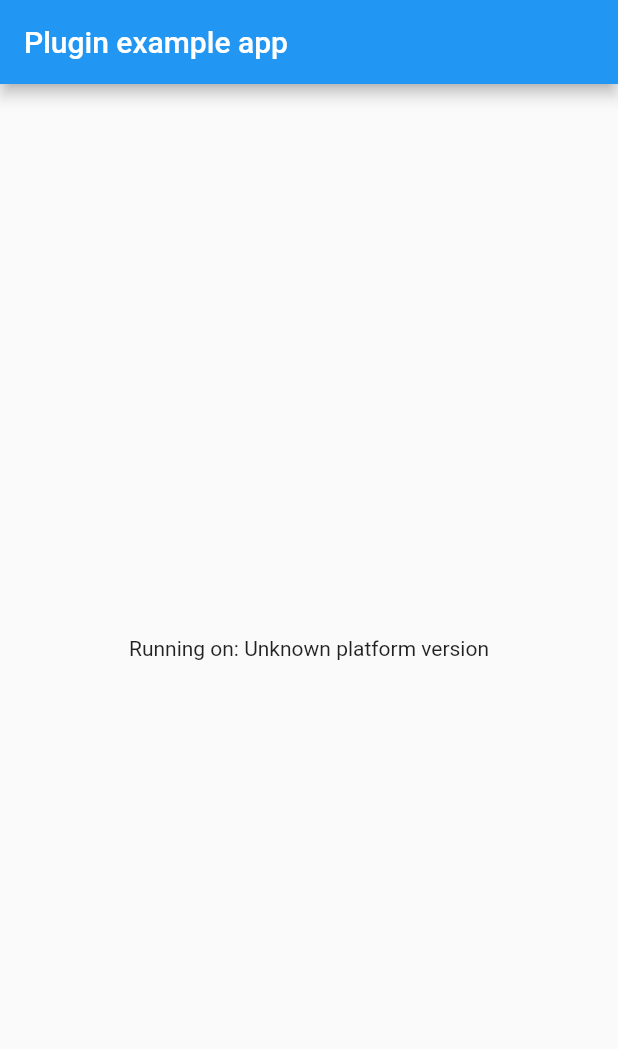
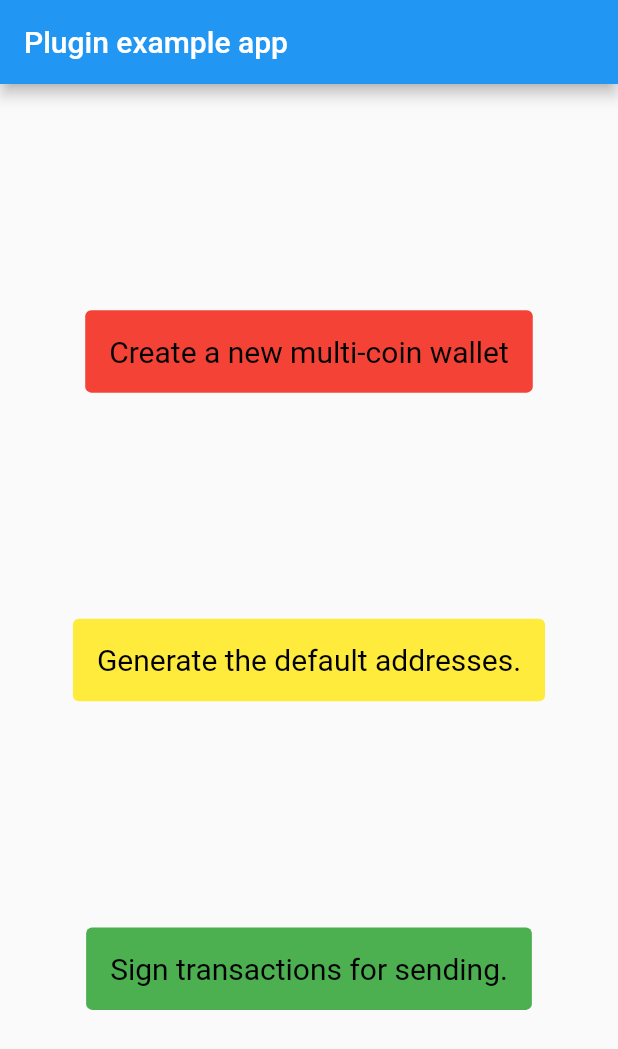
Before and after one commit to EjaraApp/trustdart, a Flutter app: the screen it shows after launch, on a phone screen of 412 x 824 dp. Shown: the top 1049 px of the screen. Run offline on Flutter 3.47's test engine with Material 2 defaults, Android fonts, the phone set to English and light mode, and no system bars.

Commit message:
develop ui for test app

```diff
--- a/example/lib/main.dart
+++ b/example/lib/main.dart
@@ -52,7 +52,47 @@ class _MyAppState extends State<MyApp> {
           title: const Text('Plugin example app'),
         ),
         body: Center(
-          child: Text('Running on: $_platformVersion\n'),
+          child: Column(
+            mainAxisAlignment: MainAxisAlignment.spaceEvenly,
+            children: [
+              Container(
+                child: TextButton(
+                  style: TextButton.styleFrom(
+                    padding: const EdgeInsets.all(16.0),
+                    backgroundColor: Colors.red,
+                    primary: Colors.black,
+                    textStyle: const TextStyle(fontSize: 20),
+                  ),
+                  onPressed: () {},
+                  child: const Text('Create a new multi-coin wallet'),
+                ),
+              ),
+              Container(
+                child: TextButton(
+                  style: TextButton.styleFrom(
+                    padding: const EdgeInsets.all(16.0),
+                    backgroundColor: Colors.yellow,
+                    primary: Colors.black,
+                    textStyle: const TextStyle(fontSize: 20),
+                  ),
+                  onPressed: () {},
+                  child: const Text('Generate the default addresses.'),
+                ),
+              ),
+              Container(
+                child: TextButton(
+                  style: TextButton.styleFrom(
+                    padding: const EdgeInsets.all(16.0),
+                    backgroundColor: Colors.green,
+                    primary: Colors.black,
+                    textStyle: const TextStyle(fontSize: 20),
+                  ),
+                  onPressed: () {},
+                  child: const Text('Sign transactions for sending.'),
+                ),
+              ),
+            ],
+          )
         ),
       ),
     );
```
Also changed, not shown: 1 other file.
